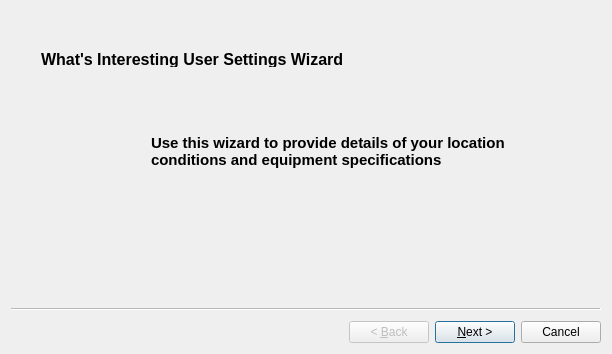
Old version of the form kstars/tools/whatsinteresting/wiusersettings.ui in the repository KDE/kstars.
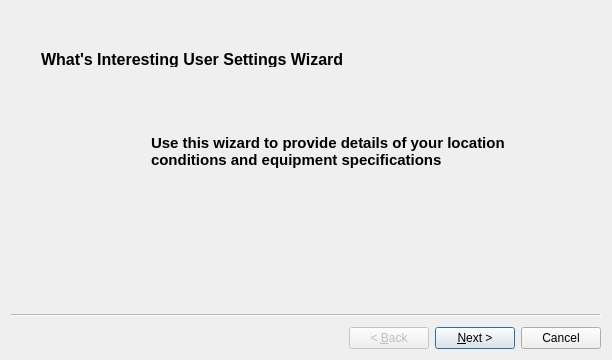
New version of the form. Custom widgets are drawn as their Qt base class.

Commit message: Made some more changes wrt translation of QML interface and user-settings wizard. Also have meaningful variable names for the the wizard's ui file.

```diff
--- a/kstars/tools/whatsinteresting/wiusersettings.ui
+++ b/kstars/tools/whatsinteresting/wiusersettings.ui
@@ -7,7 +7,7 @@
     <x>0</x>
     <y>0</y>
     <width>612</width>
-    <height>354</height>
+    <height>360</height>
    </rect>
   </property>
   <property name="sizePolicy">
```
Left out of the diff: 32 changed lines with no effect on the pictures. The commit also changes 3 other files.
